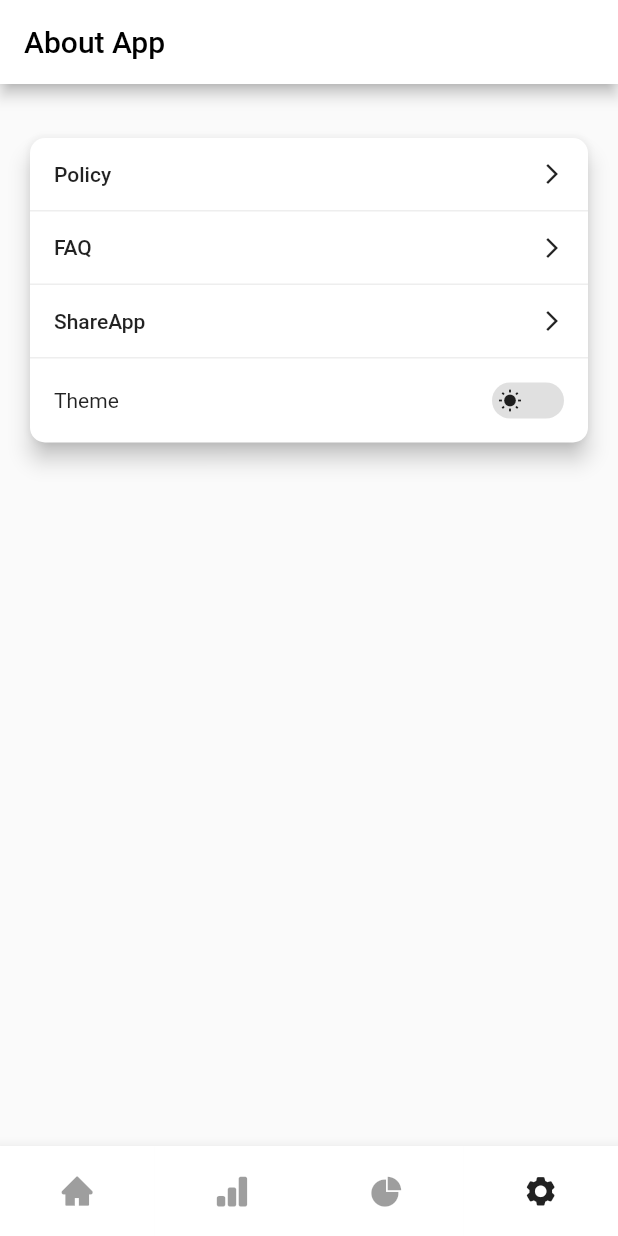
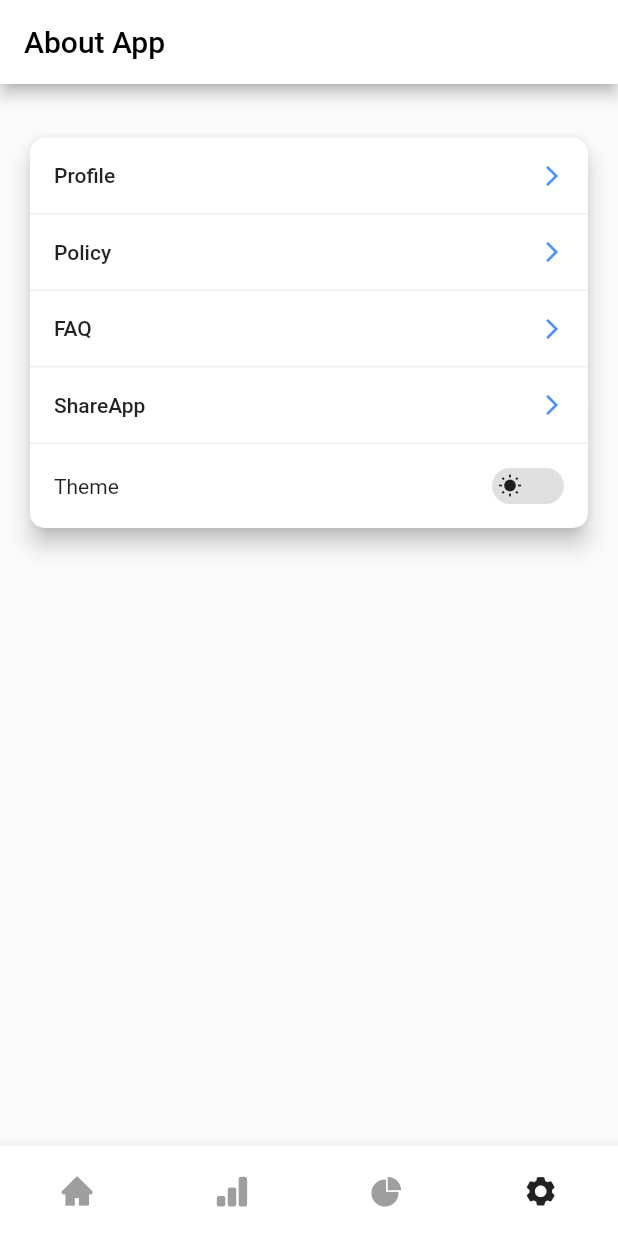
Before and after one commit to VietKFC/CryptoMarket-BLoC, a Flutter app: the screen it shows after launch, item 4 of the bottom bar chosen, on a phone screen of 412 x 824 dp. Run offline on Flutter 3.47's test engine with Material 2 defaults, Android fonts, the phone set to English and light mode, and no system bars; drawn by our look-alikes of flutter_advanced_switch; our stand-ins replace cached_network_image, dio, equatable, flutter_bloc, flutter_svg, get_it and 3 more; missing offline and left inert: interactive_chart; accounts and stored records are empty; generated files the repository leaves out were written again; network calls fail.

Commit message:
Platform intergration

```diff
--- a/lib/data/database/database.dart
+++ b/lib/data/database/database.dart
@@ -43,7 +43,9 @@ class DatabaseProvider {
       )""");
       },
       onUpgrade: (db, oldVersion, newVersion) async {
-        await db.execute("ALTER TABLE $FOLLOWING_TABLE ADD isNew INTEGER");
+        if (oldVersion < 2 && newVersion > 2) {
+          await db.execute("ALTER TABLE $FOLLOWING_TABLE ADD isNew INTEGER");
+        }
       },
     );
   }
--- /dev/null
+++ b/lib/ui/components/common/title_with_arrow.dart
@@ -0,0 +1,31 @@
+import 'package:flutter/material.dart';
+
+class TitleWithArrow extends StatelessWidget {
+  final onPressed;
+  final String title;
+  final Color colorArrow;
+
+  const TitleWithArrow({required this.onPressed, required this.title, required this.colorArrow, Key? key})
+      : super(key: key);
+
+  @override
+  Widget build(BuildContext context) {
+    return SizedBox(
+      height: 50,
+      child: MaterialButton(
+        onPressed: onPressed,
+        padding: const EdgeInsets.all(16),
+        child: Row(
+          children: [
+            Expanded(child: Text(title, style: const TextStyle(fontSize: 14))),
+            Icon(
+              Icons.arrow_forward_ios,
+              size: 16,
+              color: colorArrow,
+            )
+          ],
+        ),
+      ),
+    );
+  }
+}
--- a/lib/ui/components/route/AppRoute.dart
+++ b/lib/ui/components/route/AppRoute.dart
@@ -1,5 +1,6 @@
 import 'package:flutter/material.dart';
 import 'package:vn_crypto/data/model/item_coin.dart';
+import 'package:vn_crypto/ui/components/profile/profile_screen.dart';
 import 'package:vn_crypto/ui/convertcoin/convert_coin.dart';
 import 'package:vn_crypto/ui/home/home_page.dart';
 import 'package:vn_crypto/ui/investmanagement/add_invest_page.dart';
@@ -21,6 +22,8 @@ Route appRoutes(RouteSettings settings) {
       ItemCoin itemCoin = arguments.first as ItemCoin;
       Function addInvestCallback = arguments[1] as Function;
       return MaterialPageRoute(builder: (_) => AddInvestPage(itemCoin: itemCoin, addInvestCallback: addInvestCallback));
+    case ProfileScreen.PAGE_ROUTE_NAME:
+      return MaterialPageRoute(builder: (_) => const ProfileScreen());
     default:
       return MaterialPageRoute(builder: (_) => const HomePage());
   }
--- a/lib/ui/screen/about_app_screen.dart
+++ b/lib/ui/screen/about_app_screen.dart
@@ -6,6 +6,8 @@ import 'package:share_plus/share_plus.dart';
 import 'package:url_launcher/link.dart';
 import 'package:vn_crypto/bloc/theme/theme_bloc.dart';
 import 'package:vn_crypto/bloc/theme/theme_event.dart';
+import 'package:vn_crypto/ui/components/common/title_with_arrow.dart';
+import 'package:vn_crypto/ui/components/profile/profile_screen.dart';
 import 'package:vn_crypto/ultils/Constant.dart';
 
 class AboutAppScreen extends StatefulWidget {
@@ -37,30 +39,42 @@ class _AboutAppScreenState extends State<AboutAppScreen> {
     return Scaffold(
       appBar: AppBar(
           title: const Text(AppStrings.titleAboutApp,
-              textDirection: TextDirection.ltr,
-              style: TextStyle(color: Colors.black))),
+              textDirection: TextDirection.ltr, style: TextStyle(color: Colors.black))),
       body: Padding(
         padding: const EdgeInsets.only(left: 16, top: 32, right: 16),
         child: Card(
           elevation: 6,
-          shape:
-              RoundedRectangleBorder(borderRadius: BorderRadius.circular(10)),
+          shape: RoundedRectangleBorder(borderRadius: BorderRadius.circular(10)),
           child: Column(
             mainAxisSize: MainAxisSize.min,
             children: [
+              TitleWithArrow(
+                onPressed: navigateToProfile,
+                title: AppStrings.profile,
+                colorArrow: AppColors.bluePrimary,
+              ),
+              Container(height: 1, color: Colors.grey[200]),
               Link(
                   uri: Uri.parse(AppStrings.textLinkPolicy),
-                  builder: (_, link) => titleWithArrow(
-                      title: AppStrings.textPolicy, onPressed: link)),
+                  builder: (_, link) => TitleWithArrow(
+                        onPressed: link,
+                        title: AppStrings.textPolicy,
+                        colorArrow: AppColors.bluePrimary,
+                      )),
               Container(height: 1, color: Colors.grey[200]),
               Link(
                   uri: Uri.parse(AppStrings.textLinkFAQ),
-                  builder: (_, link) => titleWithArrow(
-                      title: AppStrings.textFAQ, onPressed: link)),
+                  builder: (_, link) => TitleWithArrow(
+                        onPressed: link,
+                        title: AppStrings.textFAQ,
+                        colorArrow: AppColors.bluePrimary,
+                      )),
               Container(height: 1, color: Colors.grey[200]),
-              titleWithArrow(
+              TitleWithArrow(
+                onPressed: () => Share.share("VnCrypto"),
                 title: AppStrings.textShareApp,
-                  onPressed: () => Share.share("VnCrypto")),
+                colorArrow: AppColors.bluePrimary,
+              ),
               Container(height: 1, color: Colors.grey[200]),
               changeTheme()
             ],
@@ -70,17 +84,8 @@ class _AboutAppScreenState extends State<AboutAppScreen> {
     );
   }
 
-  Widget titleWithArrow({required String title, required onPressed}) {
-    return MaterialButton(
-      onPressed: onPressed,
-      padding: const EdgeInsets.all(16),
-      child: Row(
-        children: [
-          Expanded(child: Text(title, style: const TextStyle(fontSize: 14))),
-          const Icon(Icons.arrow_forward_ios, size: 16)
-        ],
-      ),
-    );
+  void navigateToProfile() {
+    Navigator.pushNamed(context, ProfileScreen.PAGE_ROUTE_NAME);
   }
 
   Widget changeTheme() {
@@ -88,9 +93,7 @@ class _AboutAppScreenState extends State<AboutAppScreen> {
       padding: const EdgeInsets.all(16),
       child: Row(
         children: [
-          const Expanded(
-              child:
-                  Text(AppStrings.textTheme, style: TextStyle(fontSize: 14))),
+          const Expanded(child: Text(AppStrings.textTheme, style: TextStyle(fontSize: 14))),
           AdvancedSwitch(
               width: 48,
               height: 24,
@@ -99,14 +102,11 @@ class _AboutAppScreenState extends State<AboutAppScreen> {
               inactiveColor: Colors.black12,
               thumb: ValueListenableBuilder<bool>(
                   valueListenable: _controller,
-                builder: (context, value, child)  {
+                  builder: (context, value, child) {
                     final themeBloc = BlocProvider.of<ThemeBloc>(context);
                     themeBloc.add(ChangeTheme(isDarkTheme));
-                  return thumbSwitch(
-                    iconData:
-                        isDarkTheme ? Icons.nights_stay : Icons.wb_sunny);
-                })
-          )
+                    return thumbSwitch(iconData: isDarkTheme ? Icons.nights_stay : Icons.wb_sunny);
+                  }))
         ],
       ),
     );
--- a/lib/ultils/Constant.dart
+++ b/lib/ultils/Constant.dart
@@ -48,6 +48,7 @@ class AppStrings {
   static const String textFAQ = "FAQ";
   static const String textShareApp = "ShareApp";
   static const String textTheme = "Theme";
+  static const String profile = "Profile";
 
   static const String textLinkPolicy = "https://coinmarketcap.com/privacy/";
   static const String textLinkFAQ = "https://www.coingecko.com/en/faq";
@@ -80,9 +81,15 @@ class AppColors {
 
   static const Color colorMystic = Color.fromRGBO(224, 227, 237, 1);
   static const Color colorConcrete = Color.fromRGBO(242, 242, 242, 1);
+  static const Color bluePrimary = Color.fromRGBO(72, 145, 255, 1);
   static const int colorDodgerBlue = 0xFF4891FF;
 }
 
 class Constant {
   static const int defaultDays = 365;
 }
+
+class MethodChannelConstant {
+  static const String documentChannel = "flutter/plugins/open_document";
+  static const String receivePathChannel = "flutter/plugins/path_image";
+}
```
Also changed, not shown: lib/ui/components/profile/profile_screen.dart (added, +131 -0 lines), pubspec.yaml (+24 -23 lines), 13 other files. Lines whose indentation alone changed are shown as unchanged.
